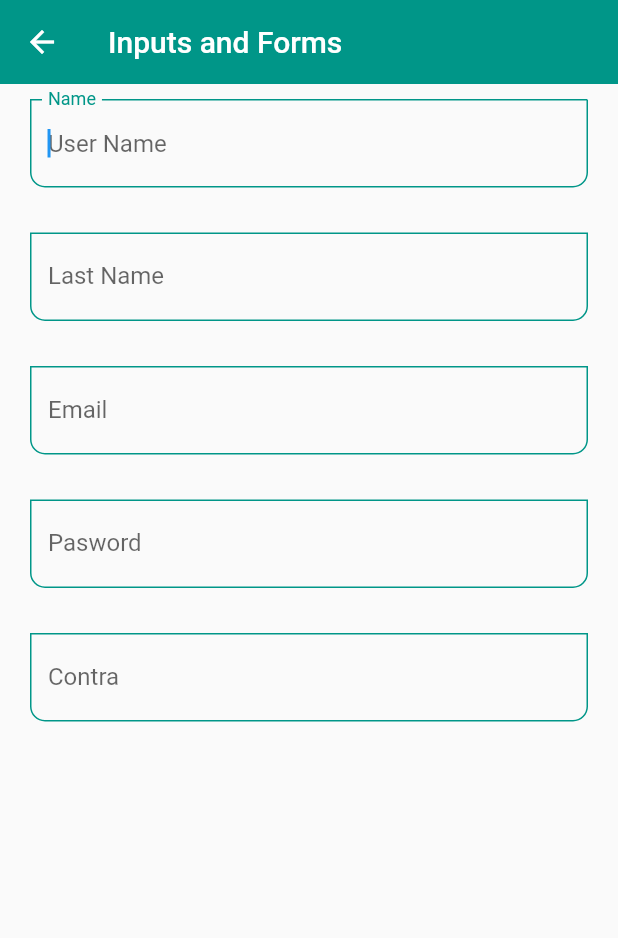
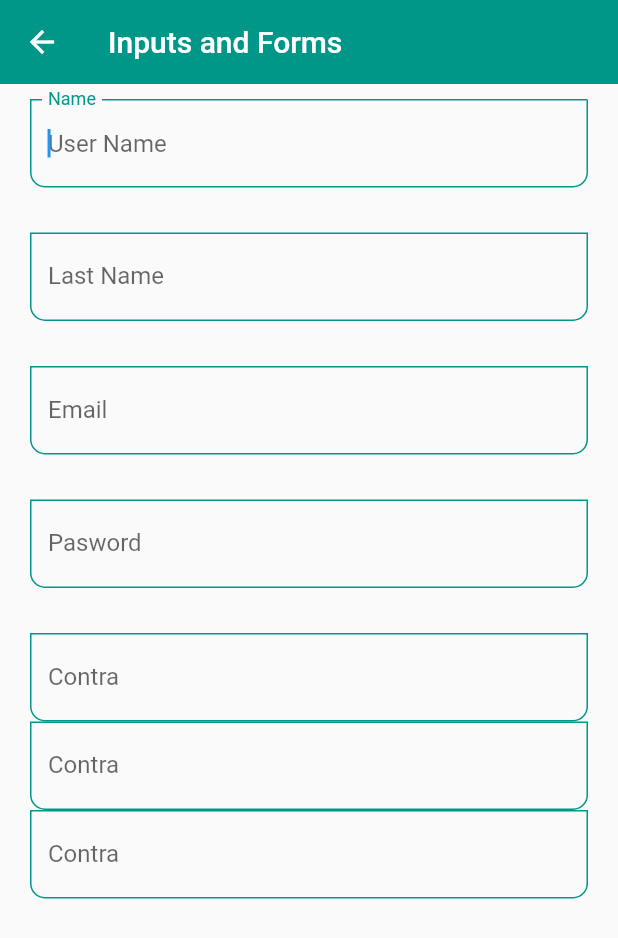
Before and after one commit to bastndev/Flutter-ListView-1, a Flutter app: the InputssScreen screen opened by its route, on a phone screen of 412 x 824 dp. Shown: the top 938 px of the screen. Run offline on Flutter 3.47's test engine with Material 2 defaults, Android fonts, the light colour scheme and no system bars.

Commit message:
Version 21.0 Contra (#3)

```diff
--- a/lib/screens/inputs_screen.dart
+++ b/lib/screens/inputs_screen.dart
@@ -30,6 +30,8 @@ class InputssScreen extends StatelessWidget {
 
               SizedBox(height: 30,),
               CustomInputField( labelText: 'Contra', hintText: 'User Pasword', obscureText: true,),
+              CustomInputField( labelText: 'Contra', hintText: 'User Pasword', obscureText: true,),
+              CustomInputField( labelText: 'Contra', hintText: 'User Pasword', obscureText: true,),
             ]
           ),
         ),
```
